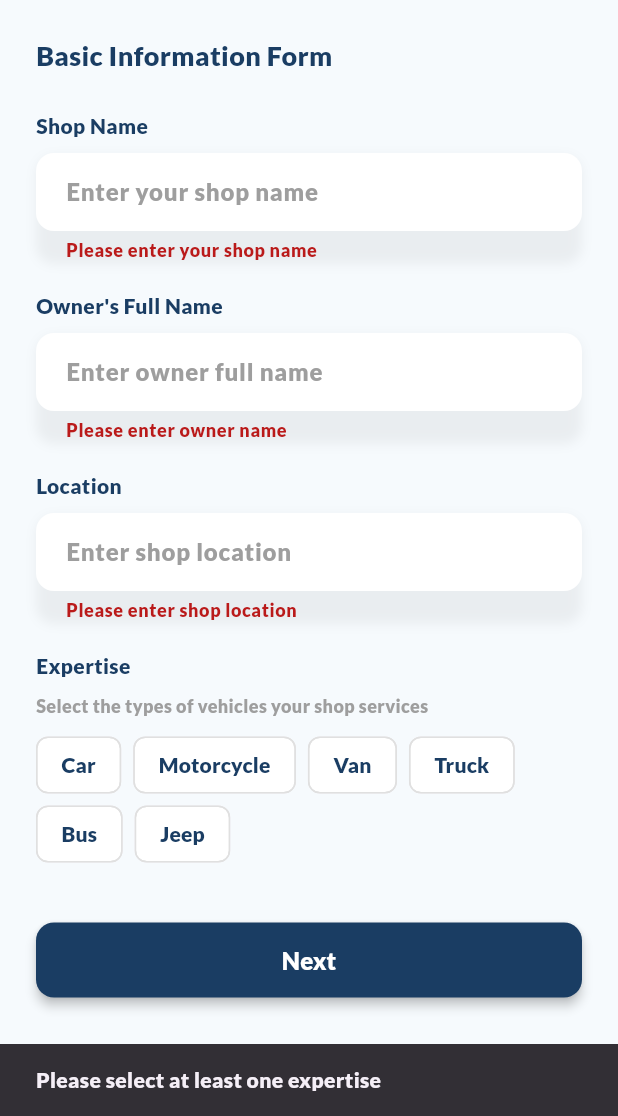
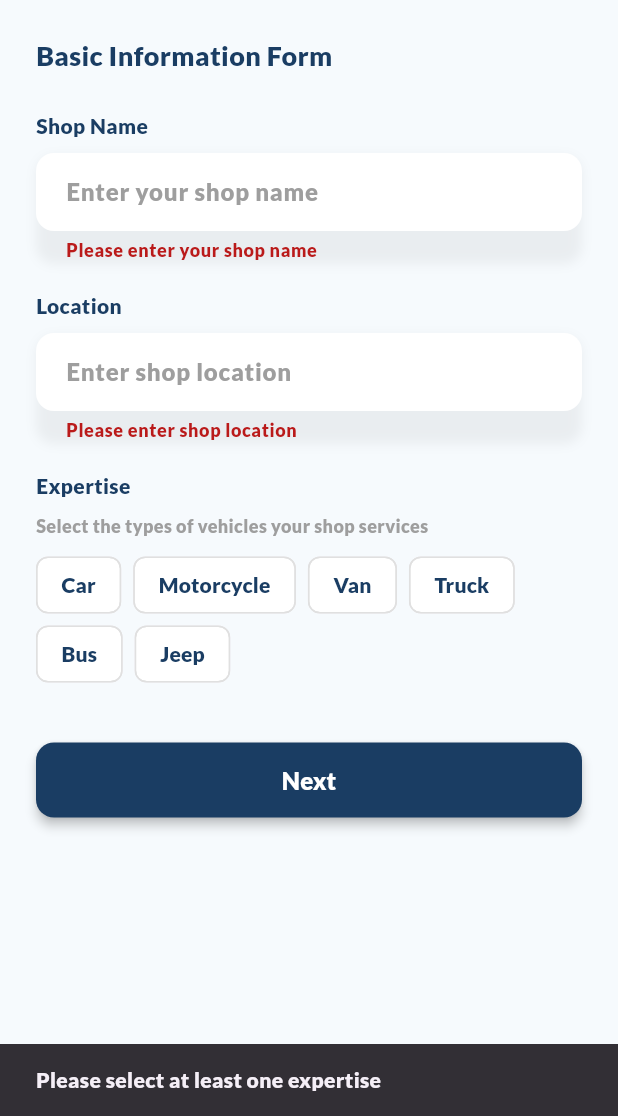
Before and after one commit to kurt-arpilleda/CARE, a Flutter app: the RegisterShopBasicInfo screen opened directly, after a tap on "Next", on a phone screen of 412 x 824 dp, the part 120-1236 px from its top. Run offline on Flutter 3.47's test engine with Material 3 defaults, Android fonts, the light colour scheme and no system bars; our stand-ins replace connectivity_plus, flutter_secure_storage, fluttertoast, google_sign_in, image_picker, open_file and 4 more; accounts and stored records are empty.

Commit message:
Seek First the Kingdom of God

```diff
--- a/lib/drawer/shop/registerShop_basicInfo.dart
+++ b/lib/drawer/shop/registerShop_basicInfo.dart
@@ -11,7 +11,6 @@ class RegisterShopBasicInfo extends StatefulWidget {
 class _RegisterShopBasicInfoState extends State<RegisterShopBasicInfo> {
   final _formKey = GlobalKey<FormState>();
   final TextEditingController _shopNameController = TextEditingController();
-  final TextEditingController _ownerNameController = TextEditingController();
   final TextEditingController _locationController = TextEditingController();
 
   List<String> expertiseOptions = ['Car', 'Motorcycle', 'Van', 'Truck', 'Bus', 'Jeep'];
@@ -20,7 +19,6 @@ class _RegisterShopBasicInfoState extends State<RegisterShopBasicInfo> {
   @override
   void dispose() {
     _shopNameController.dispose();
-    _ownerNameController.dispose();
     _locationController.dispose();
     super.dispose();
   }
@@ -149,29 +147,6 @@ class _RegisterShopBasicInfoState extends State<RegisterShopBasicInfo> {
                       ),
                       const SizedBox(height: 20),
                       const Text(
-                        "Owner's Full Name",
-                        style: TextStyle(
-                          fontSize: 14,
-                          fontWeight: FontWeight.w500,
-                          color: Color(0xFF1A3D63),
-                        ),
-                      ),
-                      const SizedBox(height: 8),
-                      Container(
-                        decoration: _fieldShadowBox(),
-                        child: TextFormField(
-                          controller: _ownerNameController,
-                          decoration: _inputDecoration('Enter owner full name'),
-                          validator: (value) {
-                            if (value == null || value.isEmpty) {
-                              return 'Please enter owner name';
-                            }
-                            return null;
-                          },
-                        ),
-                      ),
-                      const SizedBox(height: 20),
-                      const Text(
                         'Location',
                         style: TextStyle(
                           fontSize: 14,
--- a/pubspec.yaml
+++ b/pubspec.yaml
@@ -24,7 +24,6 @@ dependencies:
   uuid: ^4.5.1
   image_picker: ^1.1.2
   connectivity_plus: ^6.1.4
-
 dev_dependencies:
   flutter_test:
     sdk: flutter
```
Also changed, not shown: lib/drawer/shop/registerShop_contactDetails.dart (+21 -3 lines).
